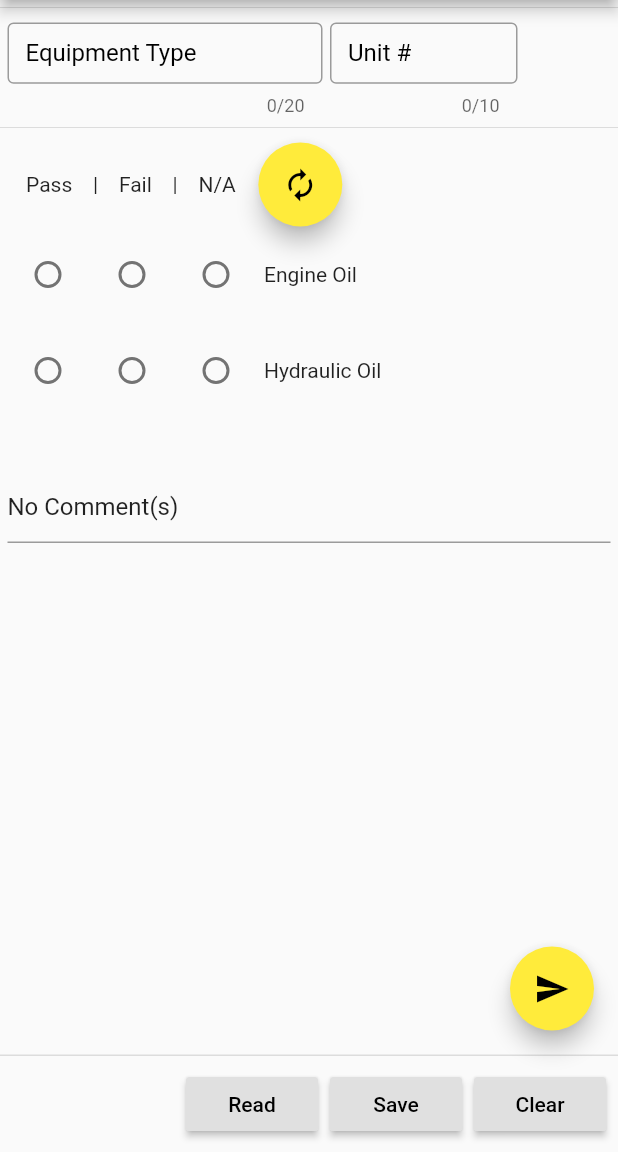
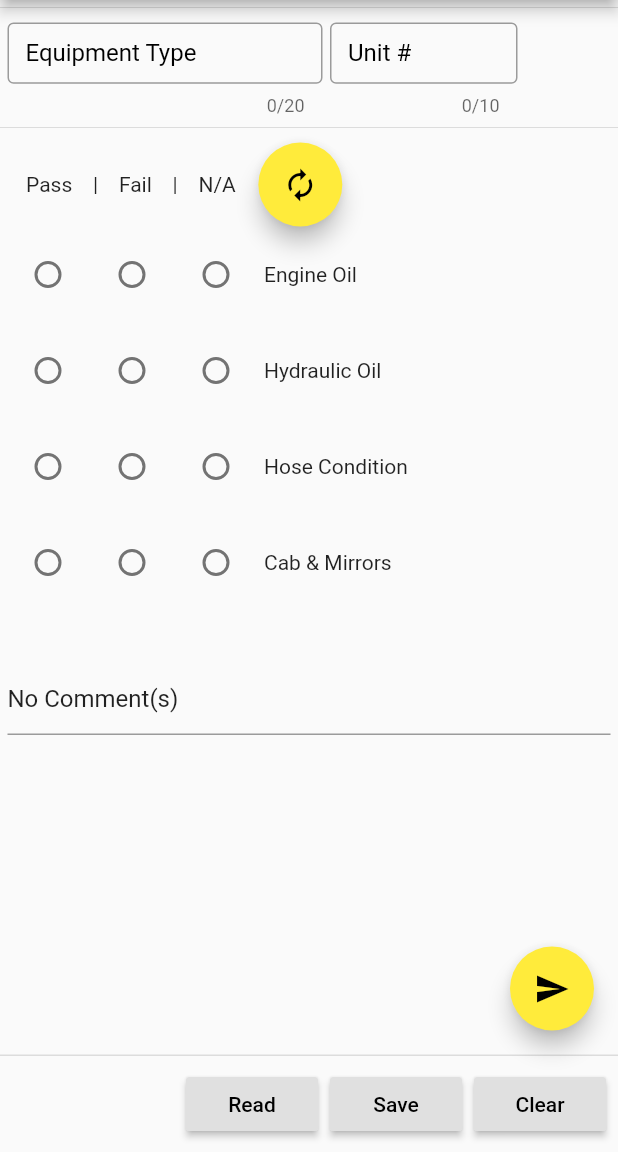
Before and after one commit to jtheyer/equip_inspection, a Flutter app: the screen it shows after launch, after a tap on the "send" icon, on a phone screen of 412 x 824 dp, the part 84-1236 px from its top. Run offline on Flutter 3.47's test engine with Material 2 defaults, Android fonts, the phone set to English and light mode, and no system bars; our stand-ins replace shared_preferences; missing offline and left inert: flutter_email_sender.

Commit message:
Add a few radio button criteria.

```diff
--- a/lib/main.dart
+++ b/lib/main.dart
@@ -53,6 +53,10 @@ class _MyHomePageState extends State<MyHomePage> {
   String engineOilStatus;
   int hydraulicOilRadio;
   String hydraulicOilStatus;
+  int hoseConditionRadio;
+  String hoseConditionStatus;
+  int cabRadio;
+  String cabStatus;
 
   TextEditingController _commentsController = TextEditingController();
   final TextEditingController _equipmentNumController = TextEditingController();
@@ -73,6 +77,8 @@ saveData() async {
 //  int _engineOilRadio = prefs.getInt('engineOilRadio');
     prefs.setInt('engOil', engineOilRadio);
     prefs.setInt('hydOil', hydraulicOilRadio);
+    prefs.setInt('hoseCond', hoseConditionRadio);
+    prefs.setInt('cab', cabRadio);
   }
 
   loadData() async {
@@ -80,21 +86,24 @@ loadData() async {
     setState(() {
       engineOilRadio = prefs.getInt('engOil') ?? 0;
       hydraulicOilRadio = prefs.getInt('hydOil') ?? 0;
+      hoseConditionRadio = prefs.getInt('hoseCond') ?? 0;
+      cabRadio = prefs.getInt('cab') ?? 0;
     });
   }
 
-clearData() async{
+  clearData() async {
     SharedPreferences prefs = await SharedPreferences.getInstance();
     return prefs.clear();
   }
 
-setData(){
-  loadData().then((value){
+  setData() {
+    loadData().then((value) {
       setState(() {
         engineOilRadio = value;
       });
     });
   }
+
   _sendMail() async {
     setCommentsSection(_commentsController);
     final Email myEmail = Email(
@@ -103,6 +112,12 @@ setData(){
           " \n" +
           "Hydraulic Oil: " +
           hydraulicOilStatus +
+          " \n" +
+          "Hose Condition: " +
+          hoseConditionStatus +
+          " \n" +
+          "Cab & Mirrors: " +
+          cabStatus +
           " \n" +
           "\n Comments: " +
           _commentsController.text,
@@ -146,10 +161,10 @@ setData(){
                     decoration:
                         InputDecoration(hintText: "Company name goes here..."),
                     onSubmitted: (String coName) {
-                    setState((){
+                      setState(() {
                         _coNameController.text = coName;
                       });
-                  }// (){FocusScope.of(context).requestFocus(new FocusNode());}, TODO: Close this dialog onSubmit
+                    } // (){FocusScope.of(context).requestFocus(new FocusNode());}, TODO: Close this dialog onSubmit
                     ),
                 actions: <Widget>[
                   new FlatButton(
@@ -215,6 +230,8 @@ setData(){
     setState(() {
       engineOilRadio = 0;
       hydraulicOilRadio = 0;
+      hoseConditionRadio = 0;
+      cabRadio = 0;
     });
   }
 
@@ -239,6 +256,19 @@ setData(){
     setState(() {
       hydraulicOilRadio = val;
       hydraulicOilStatus = status;
+    });
+  }
+
+  setHoseConditionRadio(int val, String status) {
+    setState(() {
+      hoseConditionRadio = val;
+      hoseConditionStatus = status;
+    });
+  }
+  setCabRadio(int val, String status) {
+    setState(() {
+      cabRadio = val;
+      cabStatus = status;
     });
   }
 
@@ -267,15 +297,14 @@ setData(){
         appBar: AppBar(
           // Here we take the value from the MyHomePage object that was created by
           // the App.build method, and use it to set our appbar title.
-          title: Text(_coNameController.text  + " " + widget.title),
+          title: Text(_coNameController.text + " " + widget.title),
           actions: <Widget>[
             PopupMenuButton(
               onSelected: choiceSelection,
               itemBuilder: (BuildContext context) {
                 return Constants.choices.map((String choice) {
                   return PopupMenuItem<String>(
-                      value: choice,
-                      child: Text(choice)); //PopupMenuItem
+                      value: choice, child: Text(choice)); //PopupMenuItem
                 }).toList(); //PopupMenuButton
               },
             ),
@@ -418,6 +447,73 @@ setData(){
                 Text("Hydraulic Oil"),
               ],
             ),
+            ButtonBar(
+              alignment: MainAxisAlignment.start,
+              children: <Widget>[
+                Radio(
+                  value: 7,
+                  groupValue: hoseConditionRadio,
+                  activeColor: Colors.green,
+                  onChanged: (val) {
+                    print("Radio $val");
+                    setHoseConditionRadio(val, "Pass");
+                  },
+                ), //Radio
+                Radio(
+                  value: 8,
+                  groupValue: hoseConditionRadio,
+                  activeColor: Colors.red,
+                  onChanged: (val) {
+                    print("Radio $val");
+                    setHoseConditionRadio(val, "Fail");
+                  },
+                ), //Radio
+                Radio(
+                  value: 9,
+                  groupValue: hoseConditionRadio,
+                  activeColor: Colors.black,
+                  onChanged: (val) {
+                    print("Radio $val");
+                    setHoseConditionRadio(val, "Not Applicable");
+                  },
+                ), //Radio
+                Text("Hose Condition"),
+              ],
+            ),
+            ButtonBar(
+              alignment: MainAxisAlignment.start,
+              children: <Widget>[
+                Radio(
+                  value: 10,
+                  groupValue: cabRadio,
+                  activeColor: Colors.green,
+                  onChanged: (val) {
+                    print("Radio $val");
+                    setCabRadio(val, "Pass");
+                  },
+                ), //Radio
+                Radio(
+                  value: 11,
+                  groupValue: cabRadio,
+                  activeColor: Colors.red,
+                  onChanged: (val) {
+                    print("Radio $val");
+                    setCabRadio(val, "Fail");
+                  },
+                ), //Radio
+                Radio(
+                  value: 12,
+                  groupValue: cabRadio,
+                  activeColor: Colors.black,
+                  onChanged: (val) {
+                    print("Radio $val");
+                    setCabRadio(val, "Not Applicable");
+                  },
+                ), //Radio
+                Text("Cab & Mirrors"),
+              ],
+            ),
+
             Container(
                 alignment: Alignment.center,
                 padding: EdgeInsets.fromLTRB(5, 35, 5, 0),
@@ -428,29 +524,35 @@ setData(){
                   maxLines: null,
                 )), //Container
           ],
-        ), //ListView
+        ),
+        //ListView
 
         floatingActionButton: FloatingActionButton(
           onPressed: _sendMail,
           tooltip: 'Send Report',
           child: Icon(Icons.send),
-        ), //floatingActionButton This trailing comma makes auto-formatting nicer for build methods.
+        ),
+        //floatingActionButton This trailing comma makes auto-formatting nicer for build methods.
         persistentFooterButtons: <Widget>[
           RaisedButton(
             onPressed: loadData,
-          child: Text('Read',
-          style: TextStyle(color: Colors.black),),
+            child: Text(
+              'Read',
+              style: TextStyle(color: Colors.black),
+            ),
           ),
           RaisedButton(
               onPressed: saveData,
-          child: Text('Save',
-          style: TextStyle(color: Colors.black),)
-        ),
+              child: Text(
+                'Save',
+                style: TextStyle(color: Colors.black),
+              )),
           RaisedButton(
               onPressed: clearData,
-            child: Text('Clear',
-              style: TextStyle(color: Colors.black),)
-        ),
+              child: Text(
+                'Clear',
+                style: TextStyle(color: Colors.black),
+              )),
         ],
       ), //Scaffold
     ); //KeyboardDismisser
```
Lines whose indentation alone changed are shown as unchanged.
